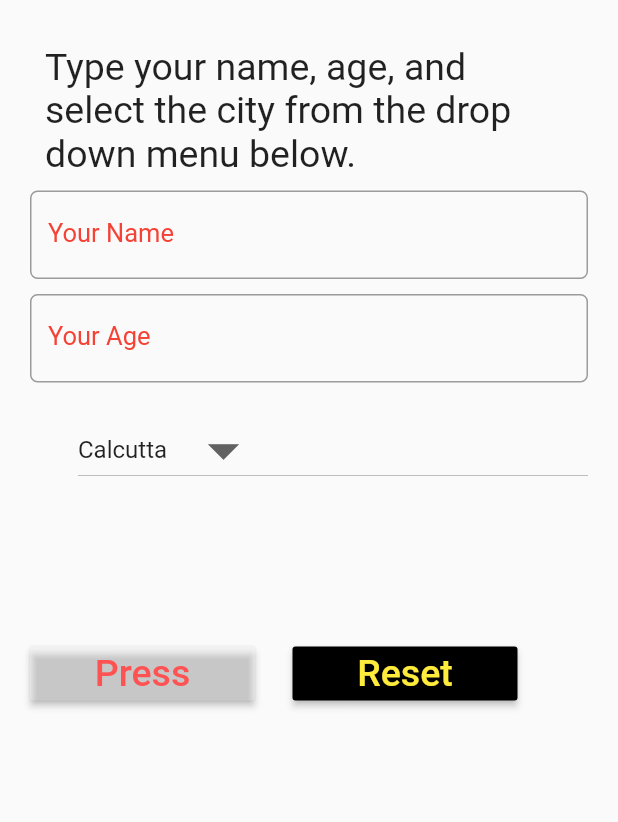
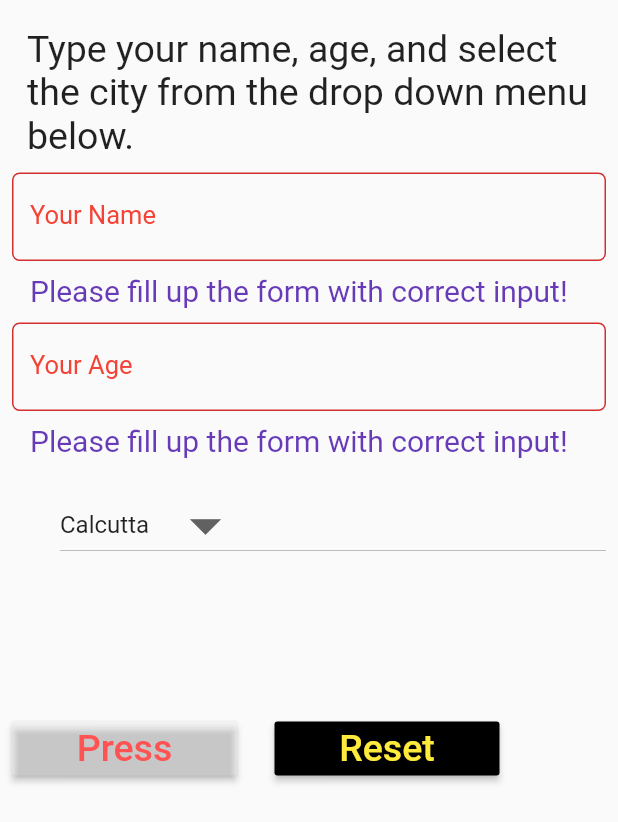
Before and after one commit to sanjibsinha/form_validation_stateful_app, a Flutter app: the screen it shows after launch, after a tap on "Press", on a phone screen of 412 x 824 dp. Shown: the top 822 px of the screen. Run offline on Flutter 3.47's test engine with Material 2 defaults, Android fonts, the phone set to English and light mode, and no system bars.

Commit message:
third commit

```diff
--- /dev/null
+++ b/lib/controllers/form_validation_app.dart
@@ -0,0 +1,208 @@
+import 'package:flutter/material.dart';
+
+class FormValidationApp extends StatefulWidget {
+  @override
+  _FormValidationAppState createState() => _FormValidationAppState();
+}
+
+class _FormValidationAppState extends State<FormValidationApp> {
+
+  //we have initialized the form key with super class FormState
+  //in future, this key will be used to identify the form instance
+  var _formKey = GlobalKey<FormState>();
+
+  String yourName = '';
+  String yourAge = '';
+  var _cities = ["Calcutta", "Delhi", "Mumbai", "Chennai", "Bangalore"];
+  String _youHaveSelected = '';
+  String _displayText = '';
+
+  @override
+  void initState() {
+    super.initState();
+    _youHaveSelected = _cities[0];
+  }
+
+  TextEditingController textOfAge  = TextEditingController();
+  TextEditingController textOfName  = TextEditingController();
+
+  void selectedDropDownItem(String theValueSelected) {
+    setState(() {
+      this._youHaveSelected = theValueSelected;
+    });
+  }
+
+  String displayAllSelectedValue() {
+
+    String name = textOfName.text;
+    int age = int.parse(textOfAge.text);
+    String city = _youHaveSelected;
+
+    String displayAllSelectedValues = 'Your name is ${name}, your age is ${age}'
+        ' and you live in ${city}';
+
+    return displayAllSelectedValues;
+
+  }
+
+  void _resetButton() {
+
+    textOfName.text = '';
+    textOfAge.text = '';
+    _youHaveSelected = _cities[0];
+    _displayText = '';
+
+  }
+
+  @override
+  Widget build(BuildContext context) {
+    return Scaffold(
+      //resizeToAvoidBottomPadding: false,
+      //we have changed the previous container widget to Form
+      //since Form does not allow margin, we need to add some padding around ListView
+      body: Form(
+        //later this key will act as an identifier
+        //and it will let us know the current status of the form
+        key: _formKey,
+        child: Padding(
+          padding: const EdgeInsets.all(8.0),
+          child: ListView(
+            children: <Widget>[
+              Padding(
+                padding: const EdgeInsets.all(10.0),
+                child: Text(
+                  'Type your name, age, and select the city from the drop down menu below.',
+                  style: TextStyle(
+                    fontSize: 25.0,
+                  ),
+                ),
+              ),
+              //we will change the TextField to TextFormField so that we can use the validator
+              TextFormField(
+                keyboardType: TextInputType.text,
+                controller: textOfName,
+                validator: (String validationValue) {
+                  if (validationValue.isEmpty) {
+                    return 'Please fill up the form with correct input!';
+                  }
+                },
+                style: TextStyle(
+                  fontSize: 16.0,
+                  color: Colors.blue,
+                ),
+                //because we are using TextFormField, and use the validation
+                // we can use customize the error style
+                decoration: InputDecoration(
+                  labelText: 'Your Name',
+                  hintText: 'In text...',
+                  labelStyle: TextStyle(
+                    fontSize: 17.0,
+                    color: Colors.red,
+                  ),
+                  border: OutlineInputBorder(
+                    borderRadius: BorderRadius.circular(5.0),
+                  ),
+                  errorStyle: TextStyle(
+                    color: Colors.deepPurple,
+                    fontSize: 20.0,
+                  ),
+                ),
+              ),
+              SizedBox(height: 10.0,),
+              TextFormField(
+                keyboardType: TextInputType.text,
+                controller: textOfAge,
+                validator: (String validationValue) {
+                  if (validationValue.isEmpty) {
+                    return 'Please fill up the form with correct input!';
+                  }
+                },
+                style: TextStyle(
+                  fontSize: 16.0,
+                  color: Colors.blue,
+                ),
+                decoration: InputDecoration(
+                  labelText: 'Your Age',
+                  hintText: 'In number...',
+                  labelStyle: TextStyle(
+                    fontSize: 17.0,
+                    color: Colors.red,
+                  ),
+                  border: OutlineInputBorder(
+                    borderRadius: BorderRadius.circular(5.0),
+                  ),
+                  errorStyle: TextStyle(
+                    color: Colors.deepPurple,
+                    fontSize: 20.0,
+                  ),
+                ),
+              ),
+              SizedBox(height: 10.0,),
+              Padding(
+                padding: const EdgeInsets.only(left: 32.0, top: 10.0),
+                child: DropdownButton<String>(
+                  items: _cities.map((String nameOfCities) {
+                    return DropdownMenuItem<String>(
+                      value: nameOfCities,
+                      child: Text(nameOfCities),
+                    );
+                  }).toList(),
+                  onChanged: (String theValueSelected) {
+                    selectedDropDownItem(theValueSelected);
+                  },
+                  value: _youHaveSelected,
+                  iconSize: 50.0,
+                ),
+              ),
+              SizedBox(height: 100.0,),
+              Row(
+                children: <Widget>[
+                  Container(
+                    width: 150.0,
+                    child: RaisedButton(
+                      color: Colors.white24,
+                      textColor: Colors.redAccent,
+                      child: Text('Press', style: TextStyle(fontSize: 25.0),),
+                      onPressed: () {
+                        setState(() {
+                          //if the form's current state validates, only then proceed
+                          if (_formKey.currentState.validate()) {
+                            this._displayText = displayAllSelectedValue();
+                          }
+                        });
+                      },
+                    ),
+                  ),
+                  Container(width: 25.0,),
+                  Container(
+                    width: 150.0,
+                    child: RaisedButton(
+                      color: Colors.black,
+                      textColor: Colors.yellow,
+                      child: Text('Reset', style: TextStyle(fontSize: 25.0),),
+                      onPressed: () {
+                        setState(() {
+                          _resetButton();
+                        });
+                      },
+                    ),
+                  ),
+                ],
+              ),
+              Padding(
+                padding: const EdgeInsets.all(8.0),
+                child: Text(
+                  '${_displayText}',
+                  style: TextStyle(
+                    fontSize: 30.0,
+                    color: Colors.blueAccent,
+                  ),
+                ),
+              ),
+            ],
+          ),
+        ),
+      ),
+    );
+  }
+}
--- a/lib/main.dart
+++ b/lib/main.dart
@@ -1,5 +1,6 @@
 import 'package:flutter/material.dart';
 import 'package:form_validation_stateful_app/controllers/dropdown_item_example.dart';
+import 'package:form_validation_stateful_app/controllers/form_validation_app.dart';
 import 'package:form_validation_stateful_app/controllers/form_validation_state_one.dart';
 import 'package:form_validation_stateful_app/controllers/text_field_app.dart';
 import 'package:form_validation_stateful_app/controllers/text_field_example.dart';
@@ -22,8 +23,9 @@ class HomePage extends StatelessWidget {
       title: 'Form validation and State',
       //home: FormValidationAndStateApp(),
       //home: TextFieldExample(),
-      home: DropDownExample(),
+      //home: DropDownExample(),
       //home: TextFieldApp(),
+      home: FormValidationApp(),
     );
   }
 }
```
